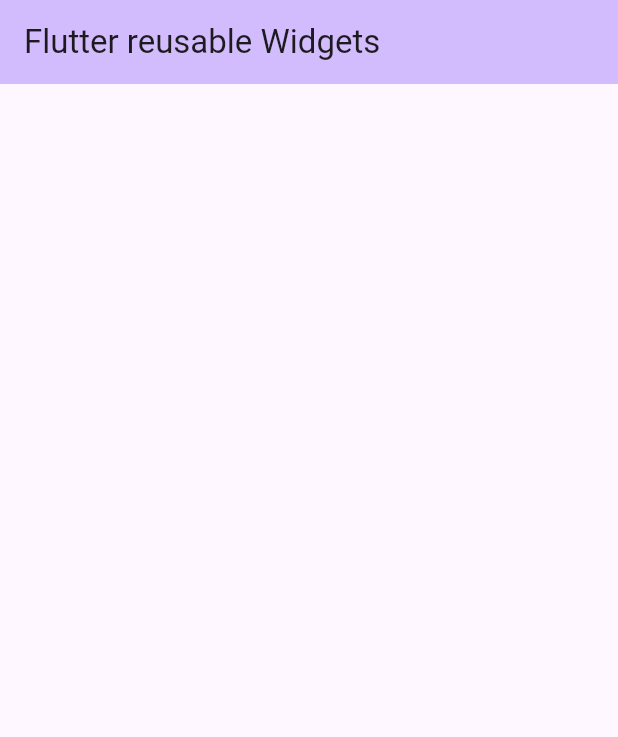
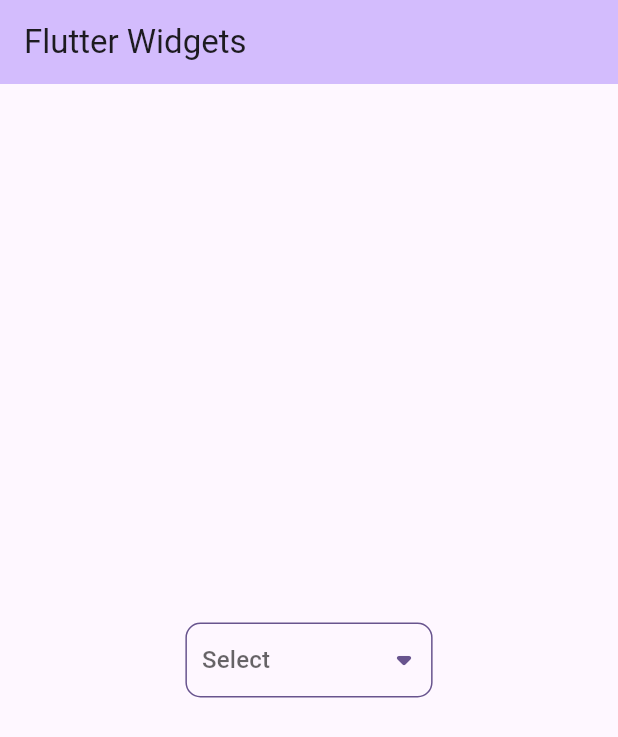
Before and after one commit to huzaifaedhi22/flutter_reusable_widgets, a Flutter app: the screen it shows after launch, on a phone screen of 412 x 824 dp. Shown: the top 737 px of the screen. Run offline on Flutter 3.47's test engine with Material 3 defaults, Android fonts, the phone set to English and light mode, and no system bars.

Commit message:
custom drop down to handle any type of list

```diff
--- /dev/null
+++ b/lib/Widgets/drop_down_widget.dart
@@ -0,0 +1,45 @@
+import 'package:flutter/material.dart';
+
+class CustomizeDropDown extends StatefulWidget {
+  final List<DropdownMenuItem<dynamic>> items;
+  dynamic selectedValue;
+
+  CustomizeDropDown({Key? key, required this.items}) : super(key: key);
+
+  @override
+  State<CustomizeDropDown> createState() => _CustomizeDropDownState();
+}
+
+class _CustomizeDropDownState extends State<CustomizeDropDown> {
+  @override
+  Widget build(BuildContext context) => Container(
+        width: MediaQuery.of(context).size.width * 0.40,
+        decoration: BoxDecoration(
+          borderRadius: BorderRadius.circular(10.0),
+          border: Border.all(
+            color: Theme.of(context).colorScheme.primary
+          ),
+        ),
+        child: Padding(
+          padding: const EdgeInsets.only(left: 2, right: 2),
+          child: DropdownButton<dynamic>(
+            underline: const SizedBox(),
+            value: widget.items.contains(widget.selectedValue)
+                ? widget.selectedValue
+                : null,
+            isExpanded: true,
+            icon: Icon(Icons.arrow_drop_down_rounded,
+                size: 32, color: Theme.of(context).colorScheme.primary),
+            hint: Padding(
+              padding: const EdgeInsets.all(8.0),
+              child: Text(widget.selectedValue ?? 'Select'),
+            ),
+            elevation: 16,
+            dropdownColor: Colors.white,
+            items: widget.items,
+            onChanged: (newValue) =>
+                setState(() => widget.selectedValue = newValue),
+          ),
+        ),
+      );
+}
--- a/lib/main.dart
+++ b/lib/main.dart
@@ -1,8 +1,7 @@
 import 'package:flutter/material.dart';
+import 'package:flutter_widgets/Widgets/drop_down_widget.dart';
 
-void main() {
-  runApp(const MyApp());
-}
+void main() => runApp(const MyApp());
 
 class MyApp extends StatelessWidget {
   const MyApp({super.key});
@@ -12,28 +11,40 @@ class MyApp extends StatelessWidget {
         title: 'Flutter Demo',
         theme: ThemeData(
             colorScheme: ColorScheme.fromSeed(seedColor: Colors.deepPurple),
-        useMaterial3: true
-      ),
-      home: const MyHomePage(title: 'Flutter reusable Widgets'),
+            useMaterial3: true),
+        home: MyHomePage(title: 'Flutter Widgets'),
       );
 }
 
 class MyHomePage extends StatefulWidget {
-  const MyHomePage({super.key, required this.title});
-
+  MyHomePage({super.key, required this.title});
   final String title;
+  List sampleItems = ['Option 1', 'Option 2', 'Option 3'];
 
   @override
   State<MyHomePage> createState() => _MyHomePageState();
 }
 
 class _MyHomePageState extends State<MyHomePage> {
-
   @override
   Widget build(BuildContext context) => Scaffold(
         appBar: AppBar(
           backgroundColor: Theme.of(context).colorScheme.inversePrimary,
           title: Text(widget.title),
         ),
+        body: Center(
+          child: CustomizeDropDown(
+            items: widget.sampleItems
+                .map(
+                  (item) => DropdownMenuItem<String>(
+                    value: item.toString(),
+                    child: Text(
+                      item.toString(),
+                    ),
+                  ),
+                )
+                .toList(),
+          ),
+        ),
       );
 }
```
Lines whose indentation alone changed are shown as unchanged.
